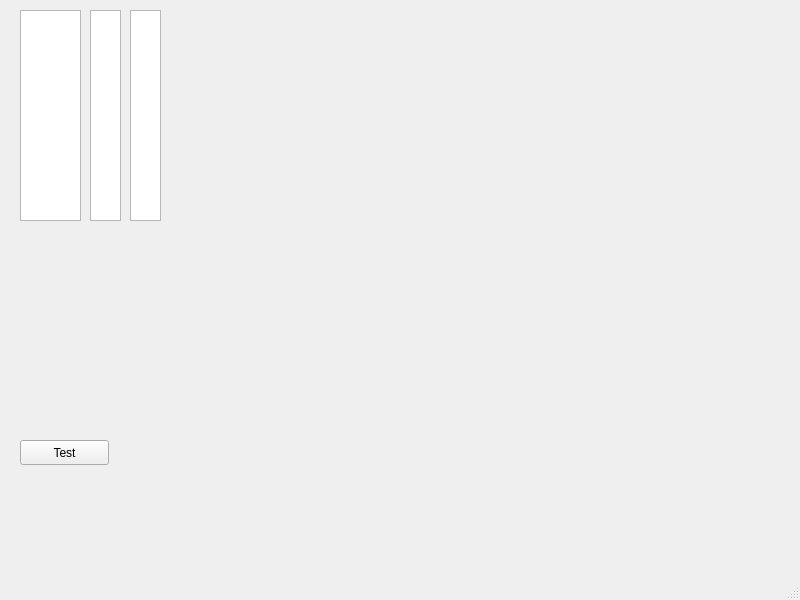
Before: the Qt Designer form gui/main.ui in adareau/HAL, drawn with Qt 5.
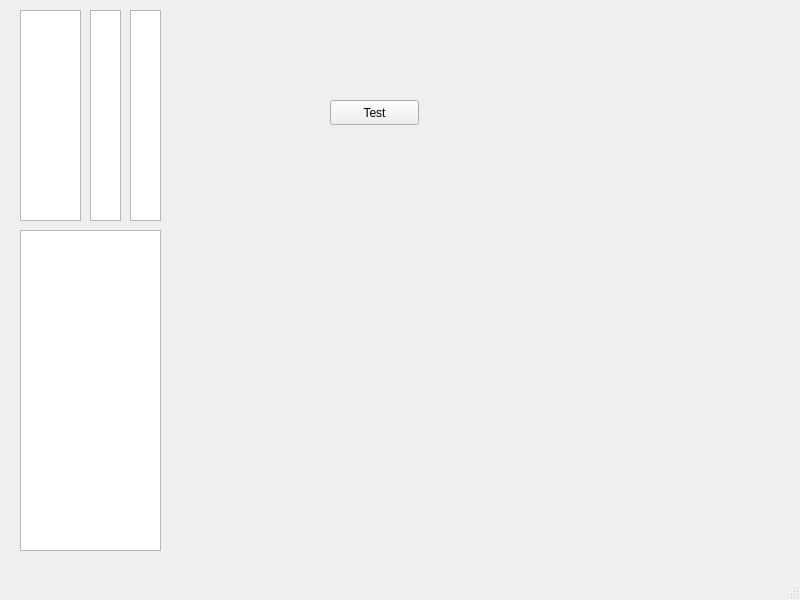
After: the same form once the commit is applied.

Commit message: [filebrowser] file list dummy example

Diff of the .ui file:
```diff
--- a/gui/main.ui
+++ b/gui/main.ui
@@ -17,8 +17,8 @@
    <widget class="QPushButton" name="testButton">
     <property name="geometry">
      <rect>
-      <x>20</x>
-      <y>440</y>
+      <x>330</x>
+      <y>100</y>
       <width>89</width>
       <height>25</height>
      </rect>
@@ -57,6 +57,16 @@
      </rect>
     </property>
    </widget>
+   <widget class="QListWidget" name="fileList">
+    <property name="geometry">
+     <rect>
+      <x>20</x>
+      <y>230</y>
+      <width>141</width>
+      <height>321</height>
+     </rect>
+    </property>
+   </widget>
   </widget>
   <widget class="QMenuBar" name="menubar">
    <property name="geometry">
```
The commit also changes 2 other files.
